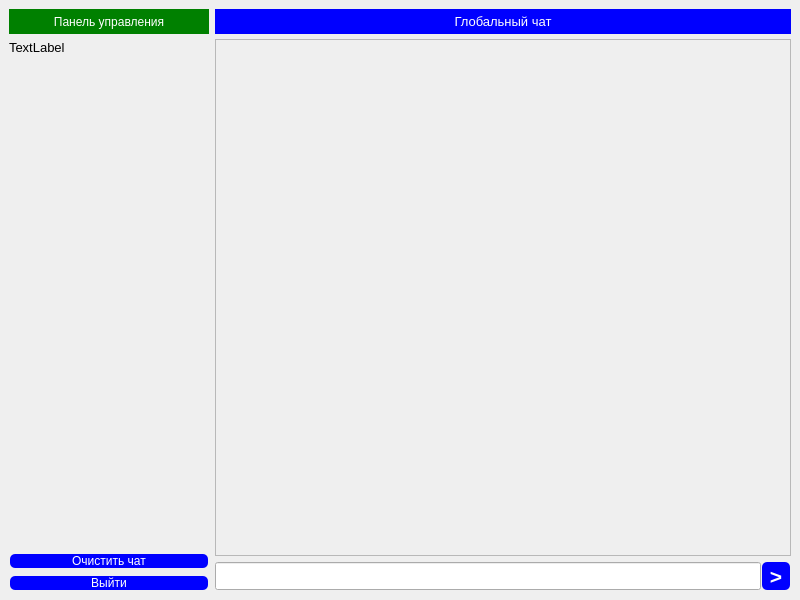
Before: the Qt Designer form window.ui in Georgiy-git/UserChat, drawn with Qt 5.
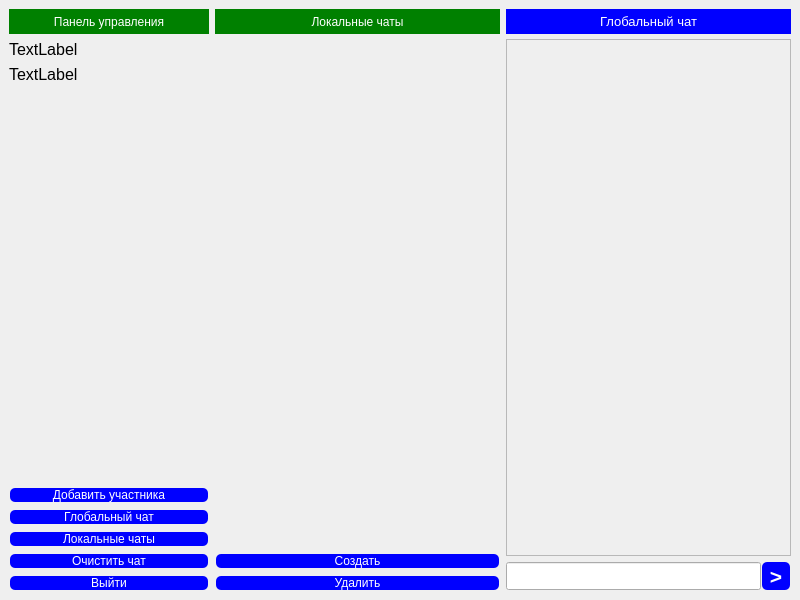
After: the same form once the commit is applied.

```diff
--- a/window.ui
+++ b/window.ui
@@ -41,7 +41,19 @@
        <widget class="QLabel" name="label_3">
         <property name="font">
          <font>
-          <pointsize>10</pointsize>
+          <pointsize>12</pointsize>
+         </font>
+        </property>
+        <property name="text">
+         <string>TextLabel</string>
+        </property>
+       </widget>
+      </item>
+      <item>
+       <widget class="QLabel" name="label_5">
+        <property name="font">
+         <font>
+          <pointsize>12</pointsize>
          </font>
         </property>
         <property name="text">
@@ -62,6 +74,72 @@
         </property>
        </spacer>
       </item>
+      <item>
+       <widget class="QPushButton" name="pushButton_8">
+        <property name="styleSheet">
+         <string notr="true">QPushButton {
+background-color: blue;
+border: none;
+color: white;
+margin: 1px 1px;
+border-radius: 5px;
+        }
+QPushButton:hover {
+background-color: lightblue;
+        }
+QPushButton:pressed {
+background-color: #21618C;
+        }</string>
+        </property>
+        <property name="text">
+         <string>Добавить участника</string>
+        </property>
+       </widget>
+      </item>
+      <item>
+       <widget class="QPushButton" name="pushButton_7">
+        <property name="styleSheet">
+         <string notr="true">QPushButton {
+background-color: blue;
+border: none;
+color: white;
+margin: 1px 1px;
+border-radius: 5px;
+        }
+QPushButton:hover {
+background-color: lightblue;
+        }
+QPushButton:pressed {
+background-color: #21618C;
+        }</string>
+        </property>
+        <property name="text">
+         <string>Глобальный чат</string>
+        </property>
+       </widget>
+      </item>
+      <item>
+       <widget class="QPushButton" name="pushButton_4">
+        <property name="styleSheet">
+         <string notr="true">QPushButton {
+background-color: blue;
+border: none;
+color: white;
+margin: 1px 1px;
+border-radius: 5px;
+        }
+QPushButton:hover {
+background-color: lightblue;
+        }
+QPushButton:pressed {
+background-color: #21618C;
+        }</string>
+        </property>
+        <property name="text">
+         <string>Локальные чаты</string>
+        </property>
+       </widget>
+      </item>
       <item>
        <widget class="QPushButton" name="pushButton_3">
         <property name="styleSheet">
@@ -108,6 +186,100 @@
       </item>
      </layout>
     </item>
+    <item>
+     <layout class="QVBoxLayout" name="verticalLayout_3">
+      <property name="sizeConstraint">
+       <enum>QLayout::SizeConstraint::SetMaximumSize</enum>
+      </property>
+      <item>
+       <widget class="QLabel" name="label_4">
+        <property name="minimumSize">
+         <size>
+          <width>0</width>
+          <height>25</height>
+         </size>
+        </property>
+        <property name="styleSheet">
+         <string notr="true">background-color: green;
+color: white;</string>
+        </property>
+        <property name="text">
+         <string>Локальные чаты</string>
+        </property>
+        <property name="alignment">
+         <set>Qt::AlignmentFlag::AlignCenter</set>
+        </property>
+       </widget>
+      </item>
+      <item>
+       <widget class="QScrollArea" name="scrollArea_2">
+        <property name="styleSheet">
+         <string notr="true">border: none;</string>
+        </property>
+        <property name="widgetResizable">
+         <bool>true</bool>
+        </property>
+        <property name="alignment">
+         <set>Qt::AlignmentFlag::AlignHCenter|Qt::AlignmentFlag::AlignTop</set>
+        </property>
+        <widget class="QWidget" name="scrollAreaWidgetContents_2">
+         <property name="geometry">
+          <rect>
+           <x>0</x>
+           <y>0</y>
+           <width>275</width>
+           <height>468</height>
+          </rect>
+         </property>
+        </widget>
+       </widget>
+      </item>
+      <item>
+       <widget class="QPushButton" name="pushButton_5">
+        <property name="styleSheet">
+         <string notr="true">QPushButton {
+background-color: blue;
+border: none;
+color: white;
+margin: 1px 1px;
+border-radius: 5px;
+        }
+QPushButton:hover {
+background-color: lightblue;
+        }
+QPushButton:pressed {
+background-color: #21618C;
+        }</string>
+        </property>
+        <property name="text">
+         <string>Создать</string>
+        </property>
+       </widget>
+      </item>
+      <item>
+       <widget class="QPushButton" name="pushButton_6">
+        <property name="styleSheet">
+         <string notr="true">QPushButton {
+background-color: blue;
+border: none;
+color: white;
+margin: 1px 1px;
+border-radius: 5px;
+        }
+QPushButton:hover {
+background-color: lightblue;
+        }
+QPushButton:pressed {
+background-color: #21618C;
+        }</string>
+        </property>
+        <property name="text">
+         <string>Удалить</string>
+        </property>
+       </widget>
+      </item>
+     </layout>
+    </item>
     <item>
      <layout class="QVBoxLayout" name="verticalLayout">
       <property name="spacing">
@@ -172,8 +344,8 @@
           <rect>
            <x>0</x>
            <y>0</y>
-           <width>559</width>
-           <height>471</height>
+           <width>273</width>
+           <height>501</height>
           </rect>
          </property>
         </widget>
```
Left out of the diff: 10 changed lines with no effect on the pictures.
